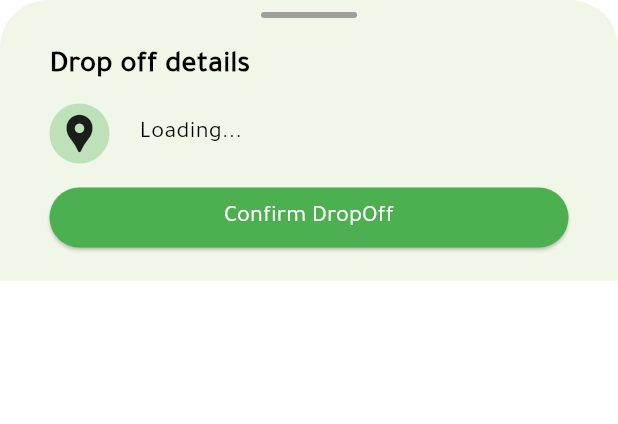
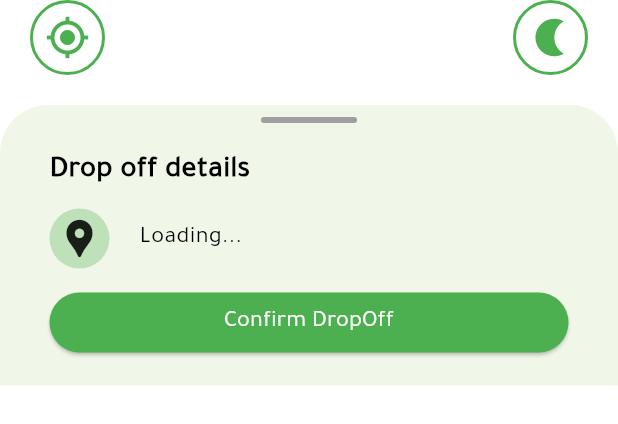
Before and after one commit to laitooo/bloomdelivery, a Flutter app: the BottomSheetNavigator widget shown alone on an empty page, opened directly with empty values, after a tap on "Confirm Pickup", on a phone screen of 412 x 824 dp. Shown: the top 424 px of the screen. Run offline on Flutter 3.47's test engine with Material 3 defaults, Android fonts, the phone set to English and light mode, and no system bars; our stand-ins replace easy_localization, email_validator, font_awesome_flutter, geolocator, get_it, google_maps_flutter and 3 more; missing offline and left inert: otp; accounts and stored records are empty.

Commit message:
fixed some issues

```diff
--- a/lib/ui/views/map_screen/bottom_sheet_navigator.dart
+++ b/lib/ui/views/map_screen/bottom_sheet_navigator.dart
@@ -27,7 +27,7 @@ enum _OrderStep {
 
 class BottomSheetNavigator extends StatefulWidget {
   final MapController mapController;
-  final Function(bool showButtons) onMapChanged;
+  final Function() onMapChanged;
   final GlobalKey bottomSheetNavigatorKey;
 
   BottomSheetNavigator({
@@ -54,7 +54,7 @@ class BottomSheetNavigatorState extends State<BottomSheetNavigator> {
 
   void _onStepAdded() {
     widget.mapController.addStep();
-    widget.onMapChanged(true);
+    widget.onMapChanged();
   }
 
   void _createOrder(BuildContext context) async {
@@ -99,11 +99,6 @@ class BottomSheetNavigatorState extends State<BottomSheetNavigator> {
       });
     }
 
-    if (previousStep == _OrderStep.goodsSelection) {
-      widget.onMapChanged(true);
-    } else if (previousStep == _OrderStep.confirmingOrder) {
-      widget.onMapChanged(false);
-    }
     return false;
   }
 
@@ -172,7 +167,69 @@ class BottomSheetNavigatorState extends State<BottomSheetNavigator> {
             onWillPop: _bottomSheetOnWillPop,
             child: Stack(
               children: [
-                DecoratedBox(
+                Column(
+                  children: [
+                    if (currentStep != _OrderStep.goodsSelection)
+                      Row(
+                        mainAxisAlignment: MainAxisAlignment.spaceBetween,
+                        children: [
+                          Container(
+                            width: 50,
+                            height: 50,
+                            margin: const EdgeInsetsDirectional.fromSTEB(
+                                20, 0, 20, 20),
+                            decoration: BoxDecoration(
+                              color: Colors.white,
+                              borderRadius: BorderRadius.circular(40),
+                              border: Border.all(
+                                width: 2,
+                                color: Colors.green,
+                              ),
+                            ),
+                            child: Center(
+                              child: IconButton(
+                                onPressed: () {
+                                  widget.mapController.goToUserLocation();
+                                },
+                                icon: Icon(
+                                  Icons.my_location,
+                                  size: 30,
+                                  color: Colors.green,
+                                ),
+                              ),
+                            ),
+                          ),
+                          Container(
+                            width: 50,
+                            height: 50,
+                            margin: const EdgeInsetsDirectional.fromSTEB(
+                                20, 0, 20, 20),
+                            decoration: BoxDecoration(
+                              color: Colors.white,
+                              borderRadius: BorderRadius.circular(40),
+                              border: Border.all(
+                                width: 2,
+                                color: Colors.green,
+                              ),
+                            ),
+                            child: Center(
+                              child: IconButton(
+                                onPressed: () {
+                                  Provider.of<ThemeProvider>(context,
+                                      listen: false)
+                                      .changeMode();
+                                },
+                                icon: Icon(
+                                  Icons.nightlight,
+                                  size: 30,
+                                  color: Colors.green,
+                                ),
+                              ),
+                            ),
+                          ),
+                        ],
+                      ),
+                    Container(
                       decoration: BoxDecoration(
                         color: context.theme.bottomSheetBackgroundColor,
                         // goods selection is a full screen, we won't need a border radius
@@ -233,6 +290,8 @@ class BottomSheetNavigatorState extends State<BottomSheetNavigator> {
                     ),
                   ],
                 ),
+              ],
+            ),
           ),
         );
       }),
@@ -247,7 +306,7 @@ class BottomSheetNavigatorState extends State<BottomSheetNavigator> {
           onNext: () {
             setState(() {
               widget.mapController.addPoint();
-              widget.onMapChanged(true);
+              widget.onMapChanged();
               currentStep = _OrderStep.dropOffSelection;
             });
           },
@@ -258,7 +317,7 @@ class BottomSheetNavigatorState extends State<BottomSheetNavigator> {
           onNext: () {
             setState(() {
               widget.mapController.addPoint();
-              widget.onMapChanged(true);
+              widget.onMapChanged();
               currentStep = _OrderStep.addingStops;
             });
           },
@@ -287,7 +346,7 @@ class BottomSheetNavigatorState extends State<BottomSheetNavigator> {
         return DeliveryOptions(
           onNext: () {
             setState(() {
-              widget.onMapChanged(false);
+              widget.onMapChanged();
               currentStep = _OrderStep.goodsSelection;
             });
           },
@@ -301,7 +360,7 @@ class BottomSheetNavigatorState extends State<BottomSheetNavigator> {
         return GoodsSelection(
           onNext: () {
             setState(() {
-              widget.onMapChanged(true);
+              widget.onMapChanged();
               currentStep = _OrderStep.confirmingOrder;
             });
           },
--- a/lib/ui/views/map_screen/order_creation/delivery_options.dart
+++ b/lib/ui/views/map_screen/order_creation/delivery_options.dart
@@ -71,7 +71,7 @@ class _DeliveryOptionsState extends State<DeliveryOptions> {
                 price: "90.75 \$",
                 // image: Image(image: NetworkImage('')),
                 image: Image.network(
-                  "https://thumbs.dreamstime.com/b/delivery-van-7425887.jpg",
+                  "https://thumbs.dreamstime.com/b/scooter-delivering-realistic-motorbike-side-view-d-vehicle-square-box-shipping-restaurant-orders-fast-courier-white-216391649.jpg",
                   height: 50,
                 ),
                 isSelected: type == RideType.motorCycle,
@@ -90,7 +90,7 @@ class _DeliveryOptionsState extends State<DeliveryOptions> {
                 price: "120.50 \$",
                 // image: Image(image: NetworkImage('')),
                 image: Image.network(
-                  "https://thumbs.dreamstime.com/b/scooter-delivering-realistic-motorbike-side-view-d-vehicle-square-box-shipping-restaurant-orders-fast-courier-white-216391649.jpg",
+                  "https://thumbs.dreamstime.com/b/delivery-van-7425887.jpg",
                   height: 50,
                 ),
                 isSelected: type == RideType.van,
@@ -252,7 +252,7 @@ class _RideTypeButton extends StatelessWidget {
         child: Row(
           mainAxisAlignment: MainAxisAlignment.center,
           children: [
-            image,
+            Flexible(child: image),
             const SizedBox(width: 10),
             Column(
               mainAxisAlignment: MainAxisAlignment.start,
--- a/lib/ui/views/map_screen/order_creation/goods_selection.dart
+++ b/lib/ui/views/map_screen/order_creation/goods_selection.dart
@@ -62,7 +62,7 @@ class _GoodsSelectionState extends State<GoodsSelection> {
   @override
   Widget build(BuildContext context) {
     return Container(
-      height: MediaQuery.of(context).size.height,
+      height: MediaQuery.of(context).size.height - 36,
       child: Column(
         mainAxisSize: MainAxisSize.min,
         crossAxisAlignment: CrossAxisAlignment.start,
```
Also changed, not shown: lib/ui/views/map_screen/map_screen.dart (+1 -66 lines). Lines whose indentation alone changed are shown as unchanged.
